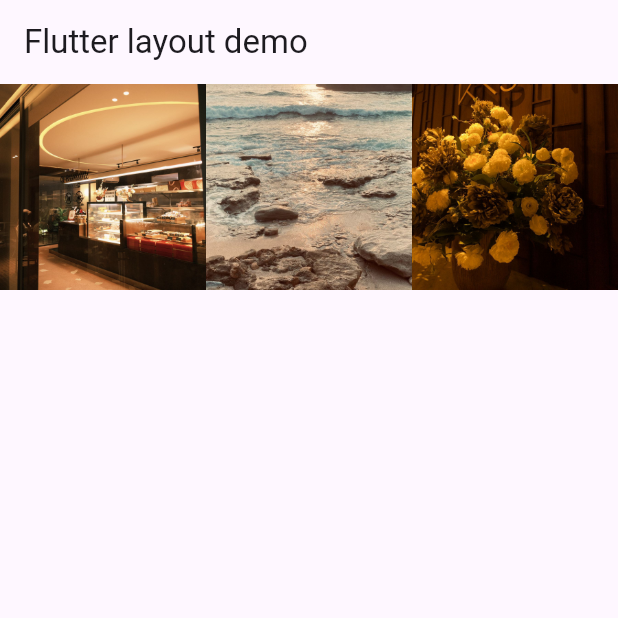
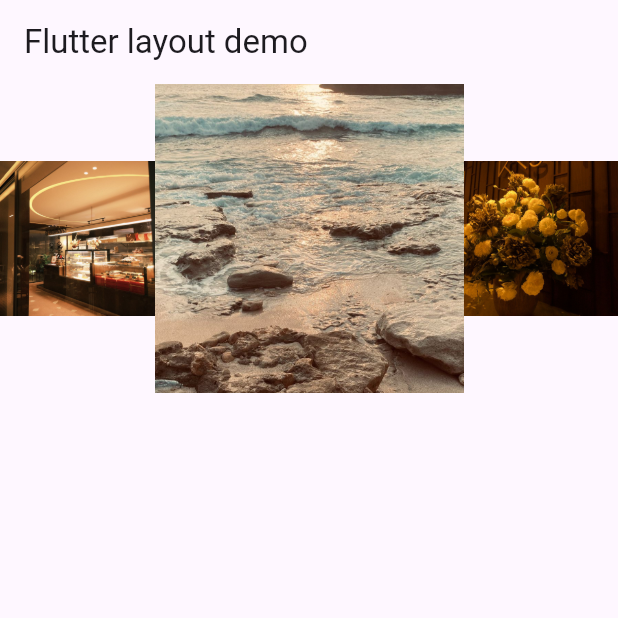
Before and after one commit to deaaww/PM, a Flutter app: the screen it shows after launch, on a phone screen of 412 x 824 dp, the top half of it. Run offline on Flutter 3.47's test engine with Material 3 defaults, Android fonts, the phone set to English and light mode, and no system bars.

Commit message:
Sizing widgets (Row2)

```diff
--- a/Week#06/src/basic_layout_flutter/lib/main.dart
+++ b/Week#06/src/basic_layout_flutter/lib/main.dart
@@ -18,7 +18,7 @@ class MyApp extends StatelessWidget {
           crossAxisAlignment: CrossAxisAlignment.center,
           children: [
             Expanded(child: Image.asset('images/pic1.jpg')),
-            Expanded(child: Image.asset('images/pic2.jpg')),
+            Expanded(flex: 2, child: Image.asset('images/pic2.jpg')),
             Expanded(child: Image.asset('images/pic3.jpg')),
           ],
         ),
```
Also changed, not shown: Week#06/src/basic_layout_flutter/images/row_sizing_widgets2.png (added), 1 other file.
